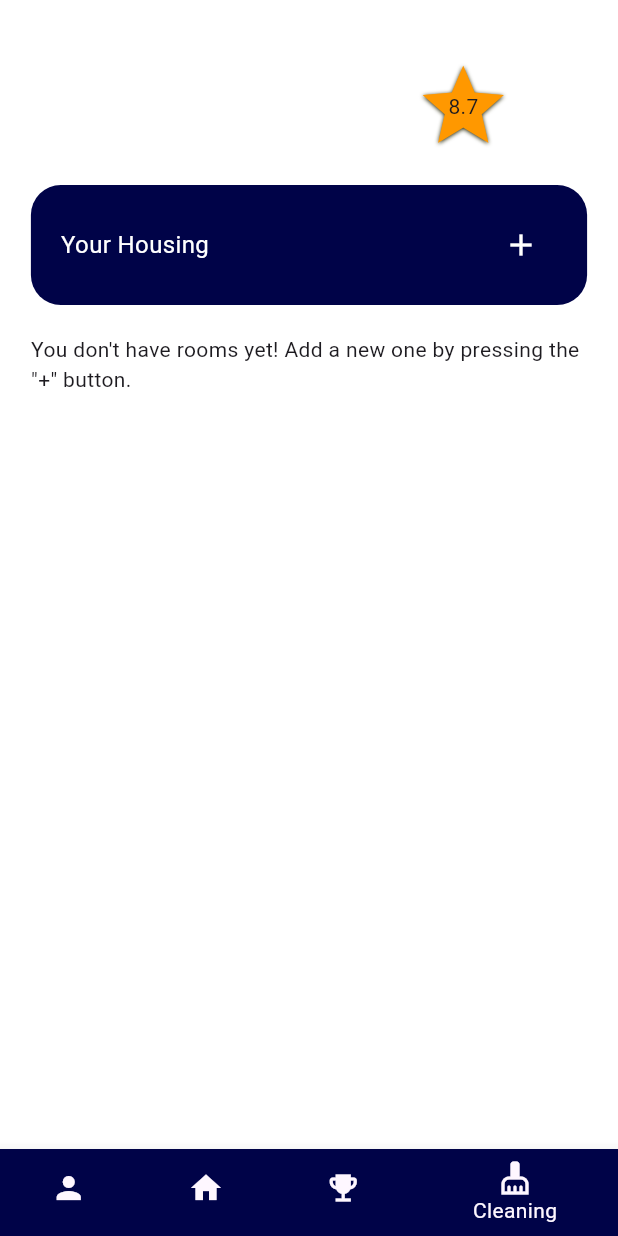
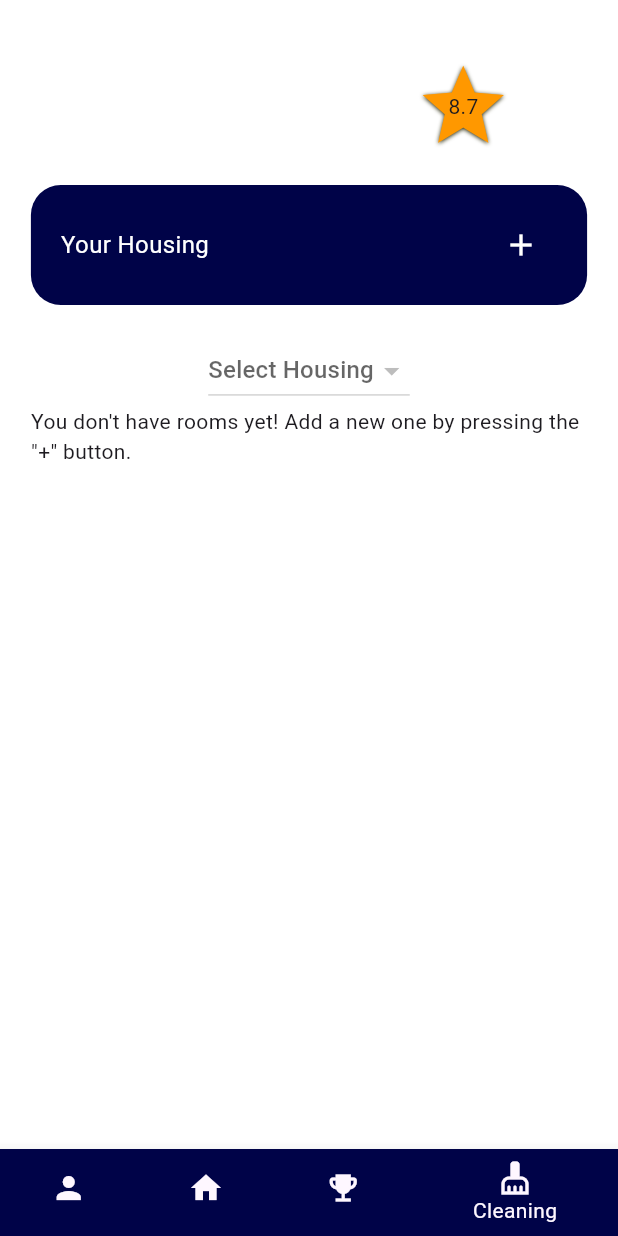
Before and after one commit to NikoItanen/FreshSwipe, a Flutter app: the RoomsPage screen opened by its route, on a phone screen of 412 x 824 dp. Run offline on Flutter 3.47's test engine with Material 3 defaults, Android fonts, the phone set to English and light mode, and no system bars; our stand-ins replace cloud_firestore, firebase_auth, firebase_core, flutter_dotenv; accounts and stored records are empty.

Commit message:
The room list now includes rooms from the database.
- The room list retrieves the data and creates a ScrollView list based on the information collected from the database.
- A selection bar for apartments has been added to the room page, so that you can see all the rooms created for all your own housings.

```diff
--- a/lib/pages/room_page.dart
+++ b/lib/pages/room_page.dart
@@ -14,7 +14,6 @@ class RoomsPage extends StatefulWidget {
 class _RoomsPage extends State<RoomsPage> {
   int _selectedIndex = 3;
 
-  List<int> top = <int>[];
 
 
   void _onItemTapped(int index) {
@@ -75,12 +74,8 @@ class _RoomsPage extends State<RoomsPage> {
                 ),
               ),
             ),
-            top.isEmpty
-                ? const SizedBox(height: 100, child: Text(
-                        'You don\'t have rooms yet! Add a new one by pressing the "+" button.'),)
-                : Expanded(
+                const Expanded(
                     child: RoomScrollView(
-                      top: top,
                     ),
                   )
           ],
--- a/lib/widgets/roomwidgets/room_scroll_view.dart
+++ b/lib/widgets/roomwidgets/room_scroll_view.dart
@@ -1,11 +1,12 @@
+import 'package:cloud_firestore/cloud_firestore.dart';
+import 'package:firebase_auth/firebase_auth.dart';
 import 'package:flutter/foundation.dart';
 import 'package:flutter/material.dart';
 
 //This class takes responsibility for the room listing.
 
 class RoomScrollView extends StatefulWidget {
-  final List<int> top;
-  const RoomScrollView({required this.top, super.key});
+  const RoomScrollView({super.key});
 
   @override
   State<StatefulWidget> createState() => _RoomScrollView();
@@ -13,13 +14,29 @@ class RoomScrollView extends StatefulWidget {
 
 class _RoomScrollView extends State<RoomScrollView> {
 
+  List<String> roomItems = [];
+  String? selectedHousingId;
+  List<DropdownMenuItem<String>> housingDropdownItems = [];
+  bool roomAdded = false;
+  int cCode = 0;
+
+  @override
+  void initState() {
+    super.initState();
+    _fetchHousingDropdownItems();
+    _fetchRoomItems();
+  }
+
   @override
   Widget build(BuildContext context) {
     const Key centerKey = ValueKey<String>('sliver-list');
-    List<int> top = widget.top;
     return Scaffold(
        backgroundColor: Colors.white,
-      body: CustomScrollView(
+      body: Column(children: [
+        _housingSelection(context, setState),
+        roomItems.isEmpty
+        ? const Center(child: Text('You don\'t have rooms yet! Add a new one by pressing the "+" button.'))
+        : Expanded(child: CustomScrollView(
         center: centerKey,
         slivers: [
           SliverList(
@@ -33,23 +50,80 @@ class _RoomScrollView extends State<RoomScrollView> {
                     child: Stack(children: [
                       Container(
                   height: 100,
-                  decoration: BoxDecoration(borderRadius: BorderRadius.circular(20), color: Colors.blue[200 + top[index] % 4 * 100]),
+                  decoration: BoxDecoration(borderRadius: BorderRadius.circular(20), color: const Color.fromRGBO(0, 3, 72, 1)),
                     ),
                     Positioned.fill(child: TextButton(
-                      child: Text('Room: ${top[index]}'),
+                      child: Text(roomItems[index], style: const TextStyle(color: Colors.white),),
                       onPressed: () {
                       if (kDebugMode) {
-                        print('Room ${top[index]} is pressed!');
+                        print('Room ${roomItems[index]} is pressed!');
                       }},))
-
                     ],)
                 ));
               },
-              childCount: top.length,
+              childCount: roomItems.length,
             ),
           ),
         ],
-      ),
+      ))
+      ],)
     );
   }
+
+  Future<void> _fetchRoomItems () async {
+    User? user = FirebaseAuth.instance.currentUser;
+    if (user != null) {
+      String userId = user.uid;
+      QuerySnapshot roomsQuery = await FirebaseFirestore.instance.collection('users').doc(userId).collection('housings').doc(selectedHousingId).collection('rooms').get(
+      );
+
+      List<String> rooms = roomsQuery.docs.map((doc) {
+        return doc['roomName'] as String;
+      }).toList();
+
+      setState(() {
+        roomItems = rooms;
+      });
+    }
+  }
+
+  Widget _housingSelection(BuildContext context, StateSetter setState) {
+    return Padding(padding: const EdgeInsets.only(left: 20, right: 20),
+            child: DropdownButton<String>(
+              hint: const Text('Select Housing'),
+              value: selectedHousingId,
+
+              onChanged: (String? newValue) {
+                setState(() {
+                  selectedHousingId = newValue!;
+                  _fetchRoomItems();
+                });
+              },
+              items: housingDropdownItems,
+            ),
+            );
+  }
+
+  // Fetches user's housings from database
+  Future<void> _fetchHousingDropdownItems() async {
+    User? user = FirebaseAuth.instance.currentUser;
+    if (user != null) {
+      String userId = user.uid;
+      QuerySnapshot housingQuery = await FirebaseFirestore.instance.collection('users').doc(userId).collection('housings').get();
+
+      List<DropdownMenuItem<String>> items = housingQuery.docs.map((doc) {
+        return DropdownMenuItem<String>(value: doc.id, child: Text(doc['housingName']),
+        );
+      }).toList();
+
+      setState(() {
+        housingDropdownItems = items;
+        if (items.isNotEmpty) {
+          selectedHousingId = items.first.value;
+          _fetchRoomItems();
+        }
+      });
+    }
+  }
+
 }
```
